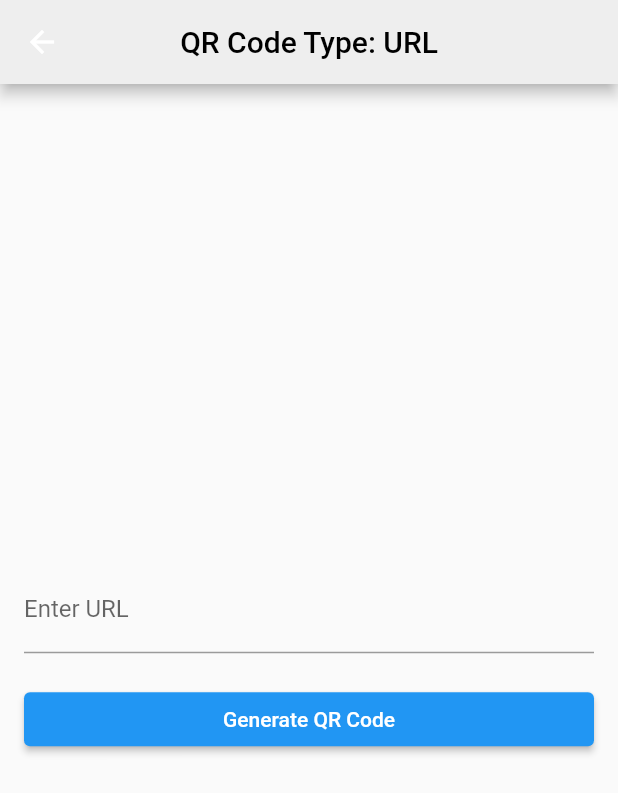
After one commit to Dola1122/Fast_QR, a Flutter app: the screen it shows after launch, after a tap on "URL", on a phone screen of 412 x 824 dp. The commit adds this screen. Shown: the top 793 px of the screen. Run offline on Flutter 3.47's test engine with Material 2 defaults, Android fonts, the phone set to English and light mode, and no system bars; our stand-ins replace get, qr_flutter; missing offline and left inert: qr_code_scanner.

Commit message:
qr types & navigation to qr generate for each type

```diff
--- a/lib/controllers/qr_code_scanner_controller.dart
+++ b/lib/controllers/qr_code_scanner_controller.dart
@@ -24,6 +24,7 @@ class QRCodeScannerController extends GetxController {
     });
   }
 
+
   void toggleFlash() {
     controller.value?.toggleFlash();
     isFlashOn.value = !isFlashOn.value;
--- /dev/null
+++ b/lib/views/qr_code_generation_views/generate_url_qr_view.dart
@@ -0,0 +1,49 @@
+import 'package:flutter/material.dart';
+
+class GenerateURLQRView extends StatelessWidget {
+  final TextEditingController urlController = TextEditingController();
+
+  GenerateURLQRView({super.key});
+
+  @override
+  Widget build(BuildContext context) {
+    return Scaffold(
+      appBar: AppBar(
+        title: Text(
+          'QR Code Type: URL',
+          style: TextStyle(
+            color: Colors.black,
+          ),
+        ),
+        backgroundColor: Colors.grey.shade200,
+        centerTitle: true,
+        shape: RoundedRectangleBorder(
+          borderRadius: BorderRadius.vertical(
+            bottom: Radius.circular(0),
+          ),
+        ),
+      ),
+      body: Padding(
+        padding: const EdgeInsets.all(16.0),
+        child: Column(
+          mainAxisAlignment: MainAxisAlignment.center,
+          crossAxisAlignment: CrossAxisAlignment.stretch,
+          children: [
+            TextField(
+              controller: urlController,
+              decoration: InputDecoration(labelText: 'Enter URL'),
+            ),
+            SizedBox(height: 20),
+            ElevatedButton(
+              onPressed: () {
+                String url = urlController.text;
+                // Generate the QR code based on url using URLQRData
+              },
+              child: Text('Generate QR Code'),
+            ),
+          ],
+        ),
+      ),
+    );
+  }
+}
--- a/lib/views/qr_code_generator_view.dart
+++ b/lib/views/qr_code_generator_view.dart
@@ -1,4 +1,14 @@
+import 'package:fast_qr/views/qr_code_generation_views/generate_calender_event_qr_view.dart';
+import 'package:fast_qr/views/qr_code_generation_views/generate_contact_qr_view.dart';
+import 'package:fast_qr/views/qr_code_generation_views/generate_email_qr_view.dart';
+import 'package:fast_qr/views/qr_code_generation_views/generate_location_qr_view.dart';
+import 'package:fast_qr/views/qr_code_generation_views/generate_phone_qr_view.dart';
+import 'package:fast_qr/views/qr_code_generation_views/generate_text_qr_view.dart';
+import 'package:fast_qr/views/qr_code_generation_views/generate_url_qr_view.dart';
+import 'package:fast_qr/views/qr_code_generation_views/generate_wifi_qr_view.dart';
 import 'package:flutter/material.dart';
+import '../models/qr_code_categories.dart';
+import 'package:get/get.dart';
 
 class QRCodeGeneratorView extends StatelessWidget {
   const QRCodeGeneratorView({Key? key}) : super(key: key);
@@ -30,11 +40,10 @@ class QRCodeGeneratorView extends StatelessWidget {
             crossAxisSpacing: 16,
             mainAxisSpacing: 16,
           ),
-          itemCount: qrCodeTypes.length,
+          itemCount: qrCodeCategories.length,
           itemBuilder: (context, index) {
             return _generateQRCodeCard(
-              icon: qrCodeTypes[index].icon,
-              title: qrCodeTypes[index].title,
+              category: qrCodeCategories[index],
             );
           },
         ),
@@ -44,22 +53,24 @@ class QRCodeGeneratorView extends StatelessWidget {
   }
 
   Widget _generateQRCodeCard({
-    required IconData icon,
-    required String title,
+    required QRCodeCategory category,
   }) {
     return Container(
       decoration: BoxDecoration(
           color: Colors.white, borderRadius: BorderRadius.circular(8)),
       child: InkWell(
+        onTap: () {
+          onTapCategory(category.qRType);
+        },
         borderRadius: BorderRadius.circular(12),
         child: Column(
           mainAxisAlignment: MainAxisAlignment.center,
           crossAxisAlignment: CrossAxisAlignment.center,
           children: [
-            Icon(icon),
+            Icon(category.icon),
             SizedBox(height: 8),
             Text(
-              title,
+              category.title,
               style: TextStyle(fontSize: 12, fontWeight: FontWeight.bold),
               textAlign: TextAlign.center,
             ),
@@ -71,74 +82,31 @@ class QRCodeGeneratorView extends StatelessWidget {
   }
 }
 
-class QRCodeType {
-  final IconData icon;
-  final String title;
-  final generateQRData; // Function to return the QR code data
-
-  QRCodeType({
-    required this.icon,
-    required this.title,
-    required this.generateQRData,
-  });
+void onTapCategory(QRType type) {
+  switch (type) {
+    case QRType.textQR:
+      Get.to(GenerateTextQRView());
+      break;
+    case QRType.urlQR:
+      Get.to(GenerateURLQRView());
+      break;
+    case QRType.wiFiQR:
+      Get.to(GenerateWiFiQRView());
+      break;
+    case QRType.contactQR:
+      Get.to(GenerateContactQRView());
+      break;
+    case QRType.phoneQR:
+      Get.to(GeneratePhoneQRView());
+      break;
+    case QRType.emailQR:
+      Get.to(GenerateEmailQRView());
+      break;
+    case QRType.calendarEventQR:
+      Get.to(GenerateCalendarEventQRView());
+      break;
+    case QRType.locationQR:
+      Get.to(GenerateLocationQRView());
+      break;
+  }
 }
-
-final List<QRCodeType> qrCodeTypes = [
-  QRCodeType(
-    icon: Icons.text_fields,
-    title: 'Plain Text',
-    generateQRData: (String text) {
-      return text;
-    },
-  ),
-  QRCodeType(
-    icon: Icons.link,
-    title: 'URL',
-    generateQRData: (String url) {
-      return url;
-    },
-  ),
-  QRCodeType(
-    icon: Icons.wifi,
-    title: 'WiFi',
-    generateQRData: (String ssid, String password, String encryptionType) {
-      return 'WIFI:S:$ssid;T:$encryptionType;P:$password;;';
-    },
-  ),
-  QRCodeType(
-    icon: Icons.contacts,
-    title: 'Contact',
-    generateQRData: (String fullName, String phoneNumber, String emailAddress) {
-      return 'BEGIN:VCARD\nVERSION:3.0\nFN:$fullName\nTEL:$phoneNumber\nEMAIL:$emailAddress\nEND:VCARD';
-    },
-  ),
-  QRCodeType(
-    icon: Icons.phone,
-    title: 'Phone',
-    generateQRData: (String phoneNumber) {
-      return 'tel:$phoneNumber';
-    },
-  ),
-  QRCodeType(
-    icon: Icons.email,
-    title: 'Email',
-    generateQRData: (String emailAddress) {
-      return 'mailto:$emailAddress';
-    },
-  ),
-  QRCodeType(
-    icon: Icons.event,
-    title: 'Calendar Event',
-    generateQRData: (String eventSummary, String startDate, String endDate,
-        String location) {
-      return 'BEGIN:VEVENT\nSUMMARY:$eventSummary\nDTSTART:$startDate\nDTEND:$endDate\nLOCATION:$location\nEND:VEVENT';
-    },
-  ),
-  QRCodeType(
-    icon: Icons.location_on,
-    title: 'Location',
-    generateQRData: (double latitude, double longitude) {
-      return 'geo:$latitude,$longitude';
-    },
-  ),
-];
```
Also changed, not shown: lib/models/qr_code_categories.dart (added, +63 -0 lines), lib/models/qr_code_types.dart (added, +108 -0 lines), lib/views/qr_code_generation_views/generate_calender_event_qr_view.dart (added, +65 -0 lines), lib/views/qr_code_generation_views/generate_contact_qr_view.dart (added, +61 -0 lines), lib/views/qr_code_generation_views/generate_email_qr_view.dart (added, +49 -0 lines), lib/views/qr_code_generation_views/generate_location_qr_view.dart (added, +59 -0 lines), lib/views/qr_code_generation_views/generate_phone_qr_view.dart (added, +49 -0 lines), lib/views/qr_code_generation_views/generate_text_qr_view.dart (added, +53 -0 lines), lib/views/qr_code_generation_views/generate_wifi_qr_view.dart (added, +65 -0 lines).
